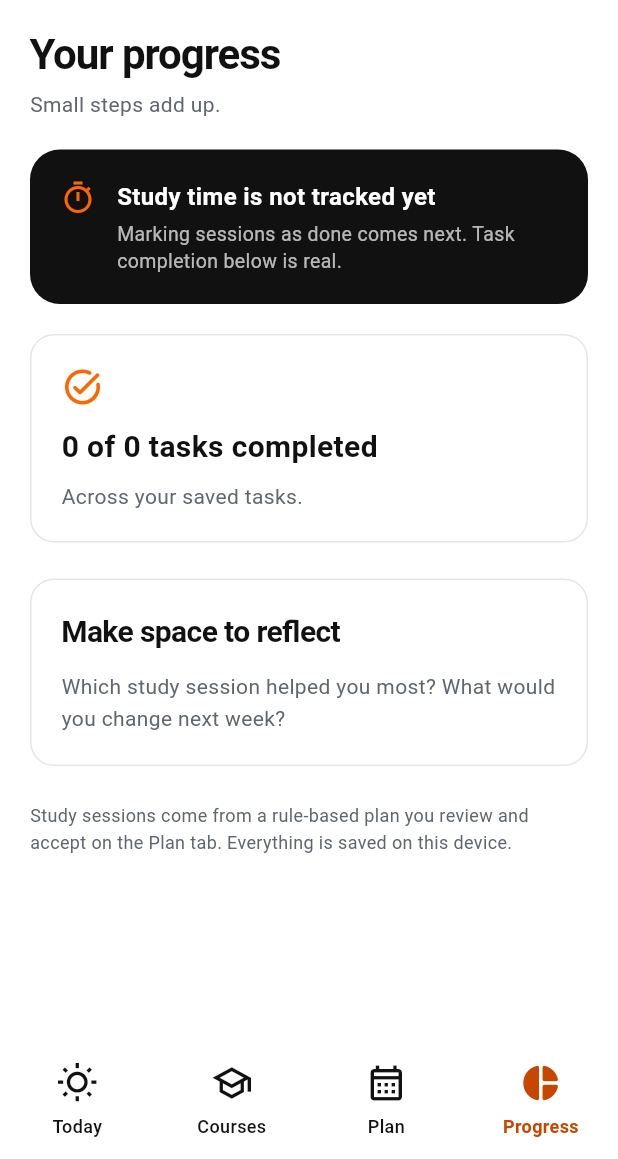
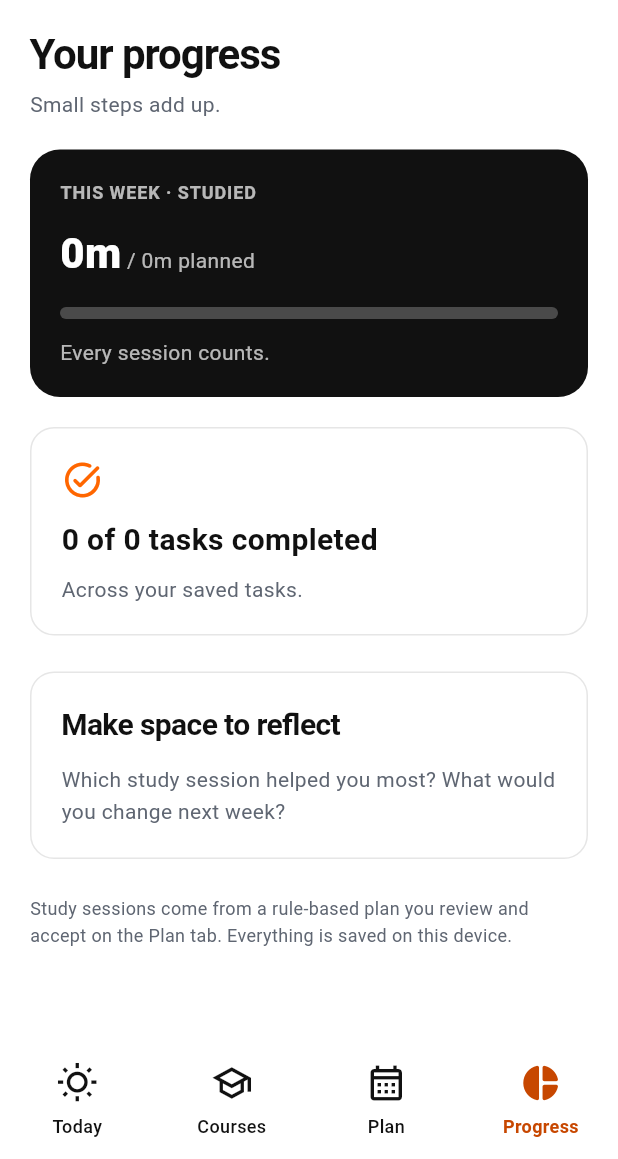
Before and after one commit to Alantan97/planova, a Flutter app: the screen it shows after launch, item 4 of the bottom bar chosen, on a phone screen of 412 x 824 dp, the part 77-1236 px from its top. Run offline on Flutter 3.47's test engine with Material 3 defaults, Android fonts, the phone set to English and light mode, and no system bars; our stand-ins replace file_picker, sembast, sembast_web; missing offline and left inert: pdfrx.

Commit message:
Record session outcomes and re-plan after missed sessions
- Study sessions can be recorded as done, partly done (minutes) or
  missed, and corrected later. Task progress changes by the difference
  between outcomes, so nothing is double-counted; the estimate grows if
  more was studied. "Mark complete" is offered when no work is left.
- Today lists unrecorded past sessions ("Did you do this?") and, after a
  missed or partial session, offers a reviewed re-plan. Recorded sessions
  are kept as history and never replaced.
- Progress shows minutes studied vs planned this week.
- Plan storage format v2 (recorded minutes, partial status, re-plan
  flag); v1 plans still load.
- Fix: clear any snack bar when the proposal opens so it cannot cover
  the Accept plan button.

Co-Authored-By: Claude Opus 5.5 <noreply@anthropic.com>

```diff
--- a/lib/app/app_shell.dart
+++ b/lib/app/app_shell.dart
@@ -76,6 +76,7 @@ class _AppShellState extends State<AppShell> {
                         viewModel: _today,
                         availability: widget.dependencies.availability,
                         onViewPlan: _viewPlan,
+                        plans: widget.dependencies.plans,
                       ),
                       1 => CourseOverviewScreen(
                         repository: widget.dependencies.tasks,
--- a/lib/core/widgets/progress_summary.dart
+++ b/lib/core/widgets/progress_summary.dart
@@ -10,10 +10,18 @@ class ProgressSummary extends StatelessWidget {
     required this.minutes,
     required this.goalMinutes,
     this.featured = false,
+    this.label = 'THIS WEEK · SAMPLE PROGRESS',
+    this.goalWord = 'goal',
   });
   final int minutes;
   final int goalMinutes;
   final bool featured;
+
+  /// Small heading, e.g. "THIS WEEK · STUDIED" for real recorded time.
+  final String label;
+
+  /// Word after the target, e.g. "goal" (samples) or "planned" (real plan).
+  final String goalWord;
 
   @override
   Widget build(BuildContext context) {
@@ -24,7 +32,7 @@ class ProgressSummary extends StatelessWidget {
       crossAxisAlignment: CrossAxisAlignment.start,
       children: [
         Text(
-          'THIS WEEK · SAMPLE PROGRESS',
+          label,
           style: TextStyle(
             color: featured ? Colors.white70 : planovaMuted,
             fontSize: 12,
@@ -45,7 +53,7 @@ class ProgressSummary extends StatelessWidget {
                 ),
               ),
               TextSpan(
-                text: ' / ${formatDuration(goalMinutes)} goal',
+                text: ' / ${formatDuration(goalMinutes)} $goalWord',
                 style: TextStyle(
                   color: featured ? Colors.white70 : planovaMuted,
                   fontSize: 14,
@@ -63,7 +71,7 @@ class ProgressSummary extends StatelessWidget {
             color: planovaOrange,
             backgroundColor: featured ? Colors.white24 : planovaBorder,
             semanticsLabel:
-                'Sample weekly progress, ${formatDuration(minutes)} of ${formatDuration(goalMinutes)}',
+                '${label.toLowerCase()}, ${formatDuration(minutes)} of ${formatDuration(goalMinutes)}',
             semanticsValue: '${(progress * 100).round()}%',
           ),
         ),
--- a/lib/core/widgets/session_widgets.dart
+++ b/lib/core/widgets/session_widgets.dart
@@ -2,6 +2,7 @@ import 'package:flutter/material.dart';
 
 import '../../models/study_session.dart';
 import '../theme/app_theme.dart';
+import '../time/date_time_helpers.dart';
 import 'study_components.dart';
 
 IconData sessionIcon(StudySession session) {
@@ -77,21 +78,26 @@ void showSessionDetails(BuildContext context, StudySession session) {
 }
 
 class NextSessionCard extends StatelessWidget {
-  const NextSessionCard(this.session, {super.key});
+  const NextSessionCard(this.session, {super.key, this.onOpen});
   final StudySession session;
+
+  /// Set for real plan sessions; sample sessions open a read-only preview.
+  final VoidCallback? onOpen;
   @override
   Widget build(BuildContext context) => FeaturedPanel(
     child: Column(
       crossAxisAlignment: CrossAxisAlignment.start,
       children: [
-        const Row(
+        Row(
           children: [
-            Icon(Icons.bolt_rounded, size: 20, color: planovaOrange),
-            SizedBox(width: 6),
+            const Icon(Icons.bolt_rounded, size: 20, color: planovaOrange),
+            const SizedBox(width: 6),
             Expanded(
               child: Text(
-                'Sample study session',
-                style: TextStyle(
+                onOpen == null
+                    ? 'Sample study session'
+                    : 'Next study session · rule-based plan',
+                style: const TextStyle(
                   color: Colors.white70,
                   fontSize: 13,
                   fontWeight: FontWeight.w500,
@@ -137,10 +143,10 @@ class NextSessionCard extends StatelessWidget {
         SizedBox(
           width: double.infinity,
           child: FilledButton.icon(
-            onPressed: () => showSessionDetails(context, session),
+            onPressed: onOpen ?? () => showSessionDetails(context, session),
             iconAlignment: IconAlignment.end,
             icon: const Icon(Icons.arrow_forward_rounded, size: 18),
-            label: const Text('View session'),
+            label: Text(onOpen == null ? 'View session' : 'Open session'),
           ),
         ),
       ],
@@ -149,8 +155,30 @@ class NextSessionCard extends StatelessWidget {
 }
 
 class SessionRow extends StatelessWidget {
-  const SessionRow(this.session, {super.key});
+  const SessionRow(this.session, {super.key, this.onTap});
   final StudySession session;
+
+  /// Set for real plan sessions (opens the record sheet). Without it the row
+  /// is a sample or a fixed commitment and opens the read-only preview.
+  final VoidCallback? onTap;
+
+  String get _status {
+    if (session.commitment) return 'Fixed commitment';
+    if (onTap == null) {
+      return session.status == SessionStatus.completed
+          ? 'Completed · Sample'
+          : 'Study session';
+    }
+    return switch (session.status) {
+      SessionStatus.completed =>
+        'Done · ${formatDuration(session.studiedMinutes)} recorded',
+      SessionStatus.partial =>
+        'Partly done · ${formatDuration(session.studiedMinutes)} recorded',
+      SessionStatus.missed => 'Missed',
+      SessionStatus.planned => 'Study session · tap to record',
+    };
+  }
+
   @override
   Widget build(BuildContext context) => Padding(
     padding: const EdgeInsets.only(bottom: 12),
@@ -176,7 +204,7 @@ class SessionRow extends StatelessWidget {
             ),
             child: InkWell(
               borderRadius: BorderRadius.circular(18),
-              onTap: () => showSessionDetails(context, session),
+              onTap: onTap ?? () => showSessionDetails(context, session),
               child: Padding(
                 padding: const EdgeInsets.all(16),
                 child: Column(
@@ -212,11 +240,7 @@ class SessionRow extends StatelessWidget {
                     ),
                     const SizedBox(height: 10),
                     Text(
-                      '${session.minutes} min · ${session.commitment
-                          ? 'Fixed commitment'
-                          : session.status == SessionStatus.completed
-                          ? 'Completed · Sample'
-                          : 'Study session'}',
+                      '${session.minutes} min · $_status',
                       style: const TextStyle(fontSize: 12, color: planovaMuted),
                     ),
                   ],
--- a/lib/features/planner/screens/planner_screen.dart
+++ b/lib/features/planner/screens/planner_screen.dart
@@ -8,6 +8,7 @@ import '../../../data/repositories/availability_repository.dart';
 import '../../../data/repositories/study_plan_repository.dart';
 import '../../../data/repositories/task_repository.dart';
 import '../widgets/plan_action_card.dart';
+import '../widgets/record_session_sheet.dart';
 import '../../availability/widgets/availability_summary_card.dart';
 import '../view_models/planner_view_model.dart';
 
@@ -224,7 +225,18 @@ class PlannerScreen extends StatelessWidget {
             ),
           )
         else
-          ...viewModel.sessions.map((session) => SessionRow(session)),
+          ...viewModel.sessions.map(
+            (session) => SessionRow(
+              session,
+              onTap: plans == null || session.commitment
+                  ? null
+                  : () => showRecordSessionSheet(
+                      context,
+                      plans: plans!,
+                      session: session,
+                    ),
+            ),
+          ),
         if (plans != null) ...[
           const SizedBox(height: 24),
           PlanActionCard(
--- a/lib/features/progress/screens/progress_screen.dart
+++ b/lib/features/progress/screens/progress_screen.dart
@@ -4,6 +4,7 @@ import '../../../core/theme/app_theme.dart';
 import '../../../core/time/app_clock.dart';
 import '../../../core/widgets/study_components.dart';
 import '../../../core/widgets/progress_summary.dart';
+import '../../../data/repositories/study_plan_repository.dart';
 import '../../../data/repositories/study_repository.dart';
 import '../../../data/repositories/task_repository.dart';
 
@@ -31,7 +32,16 @@ class ProgressScreen extends StatelessWidget {
               : 'Small steps add up.',
         ),
         const SizedBox(height: 20),
-        if (samples)
+        if (!samples && studyRepository is StudyPlanRepository)
+          ProgressSummary(
+            featured: true,
+            label: 'THIS WEEK · STUDIED',
+            goalWord: 'planned',
+            minutes: studyRepository.completedMinutesInWeek(clock.now()),
+            goalMinutes: (studyRepository as StudyPlanRepository)
+                .plannedMinutesInWeek(clock.now()),
+          )
+        else if (samples)
           ProgressSummary(
             featured: true,
             minutes: studyRepository.completedMinutesInWeek(clock.now()),
@@ -49,7 +59,7 @@ class ProgressScreen extends StatelessWidget {
                     crossAxisAlignment: CrossAxisAlignment.start,
                     children: [
                       Text(
-                        'Study time is not tracked yet',
+                        'No study plan yet',
                         style: TextStyle(
                           fontWeight: FontWeight.w700,
                           fontSize: 16,
@@ -57,7 +67,7 @@ class ProgressScreen extends StatelessWidget {
                       ),
                       SizedBox(height: 4),
                       Text(
-                        'Marking sessions as done comes next. Task completion below is real.',
+                        'Create a plan on the Plan tab, then record each session here. Task completion below is real.',
                         style: TextStyle(
                           color: Colors.white70,
                           fontSize: 13,
--- a/lib/models/academic_task.dart
+++ b/lib/models/academic_task.dart
@@ -66,6 +66,7 @@ class AcademicTask {
     DateTime? deadline,
     bool clearDeadline = false,
     int? estimatedMinutes,
+    int? completedMinutes,
     TaskDifficulty? difficulty,
     TaskImportance? importance,
     TaskStatus? status,
@@ -80,7 +81,7 @@ class AcademicTask {
     description: description ?? this.description,
     deadline: clearDeadline ? null : deadline ?? this.deadline,
     estimatedMinutes: estimatedMinutes ?? this.estimatedMinutes,
-    completedMinutes: completedMinutes,
+    completedMinutes: completedMinutes ?? this.completedMinutes,
     difficulty: difficulty ?? this.difficulty,
     importance: importance ?? this.importance,
     status: status ?? this.status,
--- a/lib/models/study_session.dart
+++ b/lib/models/study_session.dart
@@ -1,6 +1,6 @@
-enum SessionStatus { planned, completed, missed }
+enum SessionStatus { planned, completed, partial, missed }
 
-/// Framework-independent sample session; fixed commitments have no task ID.
+/// A study session or a fixed commitment (commitments have no task ID).
 class StudySession {
   const StudySession({
     required this.id,
@@ -11,6 +11,7 @@ class StudySession {
     this.taskId,
     this.commitment = false,
     this.status = SessionStatus.planned,
+    this.recordedMinutes,
   }) : assert(minutes > 0);
 
   final String id;
@@ -18,10 +19,39 @@ class StudySession {
   final String title;
   final String subject;
   final DateTime startsAt;
+
+  /// Planned length.
   final int minutes;
   final bool commitment;
   final SessionStatus status;
 
+  /// Minutes the student says they actually studied (done or partly done).
+  /// Null means not recorded; completed sessions then count as [minutes].
+  final int? recordedMinutes;
+
+  DateTime get endsAt => startsAt.add(Duration(minutes: minutes));
+  bool get isRecorded => status != SessionStatus.planned;
+
+  /// Study time this session contributes to its task and to Progress.
+  int get studiedMinutes => switch (status) {
+    SessionStatus.completed => recordedMinutes ?? minutes,
+    SessionStatus.partial => recordedMinutes ?? 0,
+    _ => 0,
+  };
+
+  StudySession withOutcome(SessionStatus status, {int? recordedMinutes}) =>
+      StudySession(
+        id: id,
+        taskId: taskId,
+        title: title,
+        subject: subject,
+        startsAt: startsAt,
+        minutes: minutes,
+        commitment: commitment,
+        status: status,
+        recordedMinutes: recordedMinutes,
+      );
+
   String get time =>
       '${startsAt.hour.toString().padLeft(2, '0')}:${startsAt.minute.toString().padLeft(2, '0')}';
 }
```
Also changed, not shown: lib/data/local/local_study_plan_repository.dart (+46 -20 lines), lib/data/repositories/study_plan_repository.dart (+105 -21 lines), lib/features/planner/widgets/plan_action_card.dart (+33 -16 lines), lib/features/planner/widgets/record_session_sheet.dart (added, +275 -0 lines), lib/features/today/screens/today_screen.dart (+82 -2 lines), 6 other files.
